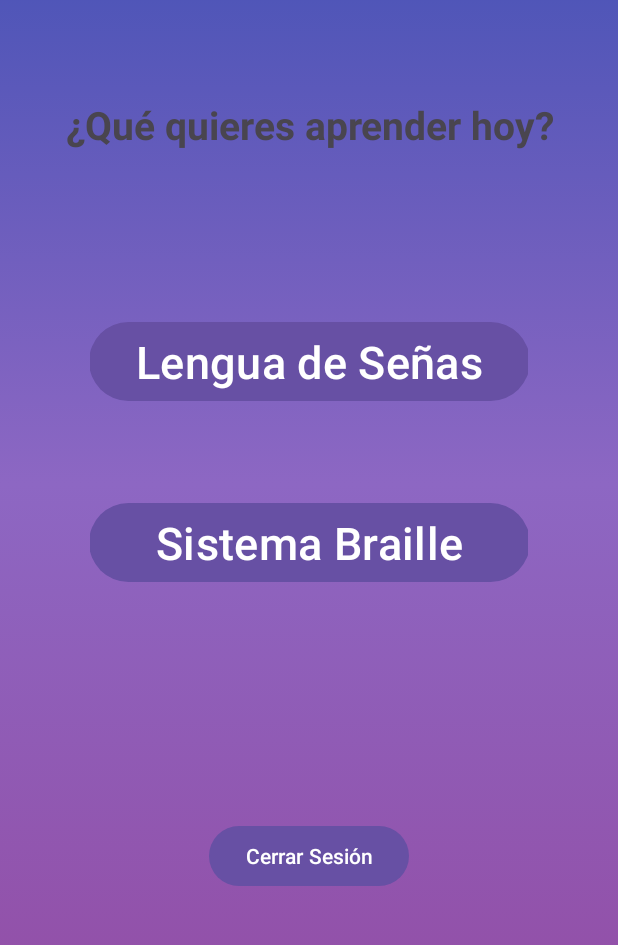
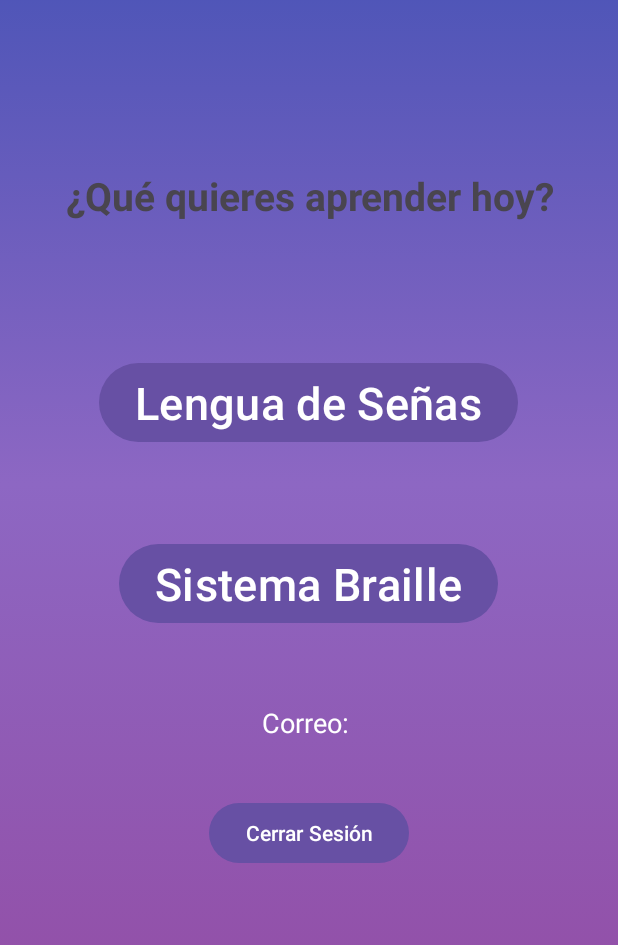
Before and after one commit to AnitaCristaldo/DualGame, an Android app: the screen it shows after launch once a user with an empty profile is signed in (MainActivity), on a phone screen of 412 x 824 dp, the part 134-1079 px from its top. Run offline under Robolectric (Android 15) with nearby library versions, the phone set to English and light mode, and no system bars; our stand-ins replace Firebase (no records; nobody signed in at launch, a user with empty details on screens opened directly).

Commit message:
Cambios 2/11

```diff
--- a/app/src/main/java/com/example/dualgame/MainActivity.java
+++ b/app/src/main/java/com/example/dualgame/MainActivity.java
@@ -1,83 +1,160 @@
 package com.example.dualgame;
-
-// Importaciones necesarias para la funcionalidad de la actividad.
 import android.content.Intent;
+import android.content.SharedPreferences;
+import android.os.Build;
 import android.os.Bundle;
+import android.speech.tts.TextToSpeech;
+import android.speech.tts.Voice;
 import android.widget.Button;
 import android.widget.TextView;
+import android.widget.Toast;
+import androidx.annotation.RequiresApi;
 import androidx.appcompat.app.AppCompatActivity;
-
 import com.example.dualgame.brailleviews.LevelsActivityBraille;
 import com.example.dualgame.singviews.LevelsActivity;
 import com.google.firebase.auth.FirebaseAuth;
 import com.google.firebase.auth.FirebaseUser;
+import com.google.firebase.firestore.DocumentReference;
+import com.google.firebase.firestore.FirebaseFirestore;
+import java.util.Locale;
+import java.util.concurrent.TimeUnit;
 
-// La actividad MainActivity hereda de AppCompatActivity, permitiendo el uso de componentes modernos de la interfaz de usuario.
 public class MainActivity extends AppCompatActivity {
 
-    // Declaración de variables para la autenticación de Firebase y componentes de la interfaz.
     FirebaseAuth auth;
     Button logoutButton;
     Button botonIdiomaSenas;
-
     Button botonIdiomaBraille;
     TextView textView;
+    TextView loginCountTextView;
     FirebaseUser user;
+    FirebaseFirestore db;
+    TextView userWelcomeMessage;
+
+    // Variable para TextToSpeech
+    private TextToSpeech textToSpeech;
 
     @Override
     protected void onCreate(Bundle savedInstanceState) {
         super.onCreate(savedInstanceState);
         setContentView(R.layout.activity_language);
-        // Establece el diseño de la actividad utilizando el archivo de diseño activity_language.xml.
 
-        // Inicializa FirebaseAuth y obtiene una instancia de autenticación.
         auth = FirebaseAuth.getInstance();
-
-        // Obtiene referencias a los elementos de la interfaz de usuario (botones y TextView).
-        logoutButton = findViewById(R.id.logout); // Botón de cerrar sesión.
-        textView = findViewById(R.id.user_details); // TextView para mostrar detalles del usuario.
-        botonIdiomaSenas = findViewById(R.id.boton_idioma_senas); // Botón para iniciar otra actividad.
-        botonIdiomaBraille = findViewById(R.id.boton_sistema_braille); // Botón para iniciar otra actividad.
-
-        // Obtiene el usuario actualmente autenticado.
+        db = FirebaseFirestore.getInstance();
         user = auth.getCurrentUser();
 
-        // Verifica si el usuario no está autenticado (es decir, si es null).
+        logoutButton = findViewById(R.id.logout);
+        textView = findViewById(R.id.user_details);
+        botonIdiomaSenas = findViewById(R.id.boton_idioma_senas);
+        botonIdiomaBraille = findViewById(R.id.boton_sistema_braille);
+        loginCountTextView = findViewById(R.id.login_count_textview);
+        userWelcomeMessage = findViewById(R.id.user_welcome_message);
+
         if (user == null) {
-            // Si no hay usuario autenticado, redirige a la pantalla de inicio de sesión.
             Intent intent = new Intent(getApplicationContext(), Login.class);
             startActivity(intent);
-            finish(); // Finaliza la actividad actual para que el usuario no pueda volver a ella usando el botón de retroceso.
+            finish();
         } else {
-            // Si hay un usuario autenticado, muestra su correo electrónico en el TextView.
-            textView.setText(user.getEmail());
+            displayUserInfo();
         }
 
-        // Configura un listener de clic para el botón de cerrar sesión.
+        // Configuración de TextToSpeech
+        textToSpeech = new TextToSpeech(this, status -> {
+            if (status == TextToSpeech.SUCCESS) {
+                textToSpeech.setLanguage(new Locale("es", "US"));  // Configuración en español neutro
+
+                // Intenta establecer la voz de niño/niña
+                if (Build.VERSION.SDK_INT >= Build.VERSION_CODES.LOLLIPOP) {
+                    setChildlikeVoice();
+                } else {
+                    Toast.makeText(MainActivity.this, "El dispositivo no soporta selección de voces específicas", Toast.LENGTH_SHORT).show();
+                }
+            } else {
+                Toast.makeText(MainActivity.this, "Error en inicialización de TTS", Toast.LENGTH_SHORT).show();
+            }
+        });
+
         logoutButton.setOnClickListener(view -> {
-            // Cierra sesión en Firebase.
             FirebaseAuth.getInstance().signOut();
-
-            // Redirige al usuario a la pantalla de inicio de sesión.
             Intent intent = new Intent(getApplicationContext(), Login.class);
             startActivity(intent);
-            finish(); // Finaliza la actividad actual.
+            finish();
         });
 
-        // Configura un listener de clic para el botón 'botonIdiomaSenas'.
         botonIdiomaSenas.setOnClickListener(v -> {
-            // Crea un Intent para iniciar la actividad LevelsActivity.
             Intent intent = new Intent(MainActivity.this, LevelsActivity.class);
-            startActivity(intent); // Inicia la actividad LevelsActivity.
+            startActivity(intent);
         });
 
-        // Configura un listener de clic para el botón 'botonIdiomaBraille'.
         botonIdiomaBraille.setOnClickListener(v -> {
-            // Crea un Intent para iniciar la actividad LevelsActivity.
             Intent intent = new Intent(MainActivity.this, LevelsActivityBraille.class);
-            startActivity(intent); // Inicia la actividad LevelsActivitybraille.
+            startActivity(intent);
         });
+    }
 
+    private void displayUserInfo() {
+        SharedPreferences preferences = getSharedPreferences("MyPrefs", MODE_PRIVATE);
+        int loginCount = preferences.getInt("loginCount", 0);
+        loginCount++;  // Incrementa el contador de inicio de sesión
 
+        // Guarda el nuevo valor de loginCount en preferencias
+        SharedPreferences.Editor editor = preferences.edit();
+        editor.putInt("loginCount", loginCount);
+
+        long lastLoginTime = preferences.getLong("lastLoginTime", System.currentTimeMillis());
+        editor.putLong("lastLoginTime", System.currentTimeMillis());
+        editor.apply();
+
+        // Mensaje de inicio de sesión que incluye loginCount
+        final String loginCountMessage = "Has jugado " + loginCount + " vez/veces.";
+        long daysSinceLastLogin = getDaysSinceLastLogin(lastLoginTime);
+
+        DocumentReference userRef = db.collection("usuarios").document(user.getUid());
+        userRef.get().addOnSuccessListener(documentSnapshot -> {
+            if (documentSnapshot.exists()) {
+                String name = documentSnapshot.getString("name");
+                String welcomeMessage = "¡Hola " + name + "! Bienvenido de nuevo";
+                String lastLoginMessage = daysSinceLastLogin == 0
+                        ? "¡Qué bueno verte de nuevo hoy!"
+                        : "Hace " + daysSinceLastLogin + " día(s) desde tu última visita.";
+
+                // Se actualiza el TextView con el mensaje
+                textView.setText(welcomeMessage + "\n" + lastLoginMessage + "\n" + loginCountMessage);
+
+                // Llama a TextToSpeech para reproducir el mensaje de bienvenida
+                speakWelcomeMessage(welcomeMessage, lastLoginMessage, loginCountMessage);
+            }
+        });
+    }
+
+    private long getDaysSinceLastLogin(long lastLoginTime) {
+        long currentTime = System.currentTimeMillis();
+        long timeDiff = currentTime - lastLoginTime;
+        return TimeUnit.MILLISECONDS.toDays(timeDiff);
+    }
+
+    // Configura una voz de estilo infantil en español, si está disponible
+    @RequiresApi(api = Build.VERSION_CODES.LOLLIPOP)
+    private void setChildlikeVoice() {
+        for (Voice voice : textToSpeech.getVoices()) {
+            if (voice.getName().toLowerCase().contains("es") && voice.getName().toLowerCase().contains("child")) {
+                textToSpeech.setVoice(voice);
+                break;
+            }
+        }
+    }
+
+    private void speakWelcomeMessage(String welcome, String lastLogin, String loginCount) {
+        String fullMessage = welcome + " " + lastLogin + " " + loginCount;
+        textToSpeech.speak(fullMessage, TextToSpeech.QUEUE_FLUSH, null, null);
+    }
+
+    @Override
+    protected void onDestroy() {
+        super.onDestroy();
+        if (textToSpeech != null) {
+            textToSpeech.stop();
+            textToSpeech.shutdown();
+        }
     }
 }
--- a/app/src/main/res/layout/activity_language.xml
+++ b/app/src/main/res/layout/activity_language.xml
@@ -3,9 +3,9 @@
     xmlns:tools="http://schemas.android.com/tools"
     android:id="@+id/main"
     android:layout_width="match_parent"
+    android:layout_height="match_parent"
     android:orientation="vertical"
     android:gravity="center"
-    android:layout_height="match_parent"
     android:background="@drawable/fondo_degradado"
     tools:context=".MainActivity">
 
@@ -24,7 +24,6 @@
             android:textColor="@android:color/white"
             android:layout_marginStart="20dp"
             android:layout_centerHorizontal="true" />
-
     </RelativeLayout>
 
     <LinearLayout
@@ -34,6 +33,18 @@
         android:gravity="center_horizontal"
         android:orientation="vertical"
         android:padding="30dp">
+
+        <!-- TextView para la bienvenida personalizada con el nombre y detalles -->
+        <TextView
+            android:id="@+id/user_welcome_message"
+            android:layout_width="wrap_content"
+            android:layout_height="wrap_content"
+            android:layout_marginBottom="20dp"
+            android:text=""
+            android:textSize="20sp"
+            android:textColor="@android:color/white"
+            android:gravity="center" />
+
 
         <TextView
             android:layout_width="match_parent"
@@ -50,44 +61,49 @@
             android:orientation="vertical"
             android:padding="30dp"
             android:gravity="center">
+
             <Button
                 android:id="@+id/boton_idioma_senas"
-                android:layout_width="294dp"
+                android:layout_width="wrap_content"
                 android:layout_height="wrap_content"
-                android:layout_marginTop="60dp"
+                android:layout_marginTop="40dp"
                 android:text="Lengua de Señas"
                 android:textSize="30sp" />
 
             <Button
                 android:id="@+id/boton_sistema_braille"
-                android:layout_width="294dp"
+                android:layout_width="wrap_content"
                 android:layout_height="wrap_content"
                 android:text="Sistema Braille"
                 android:layout_marginTop="60dp"
                 android:textSize="30sp" />
-
-
         </LinearLayout>
 
-
+        <!-- TextView para mostrar detalles del usuario -->
         <TextView
             android:id="@+id/user_details"
             android:layout_width="wrap_content"
             android:layout_height="wrap_content"
-            android:text="Cerrar Sesión"
-            android:layout_marginTop="100dp"/>
+            android:layout_marginTop="20dp"
+            android:text="Correo: "
+            android:textSize="18sp"
+            android:textColor="@android:color/white" />
 
+        <!-- TextView para mostrar el contador de inicios de sesión -->
+        <TextView
+            android:id="@+id/login_count_textview"
+            android:layout_width="wrap_content"
+            android:layout_height="wrap_content"
+            android:layout_marginTop="10dp"
+            android:textSize="16sp"
+            android:textColor="@android:color/white" />
+
+        <!-- Botón para cerrar sesión -->
         <Button
-            android:text="@string/logout"
             android:id="@+id/logout"
             android:layout_width="wrap_content"
             android:layout_height="wrap_content"
-            android:layout_marginTop="5dp">
-
-        </Button>
-
+            android:layout_marginTop="5dp"
+            android:text="Cerrar Sesión" />
     </LinearLayout>
-
-
-
 </LinearLayout>
```
Also changed, not shown: app/src/main/java/com/example/dualgame/ConfiguracionActivity.java (+25 -8 lines), app/src/main/java/com/example/dualgame/Register.java (+15 -11 lines), app/src/main/res/layout/activity_configuracion.xml (+20 -12 lines), app/src/main/res/layout/activity_register.xml (+10 -0 lines).
